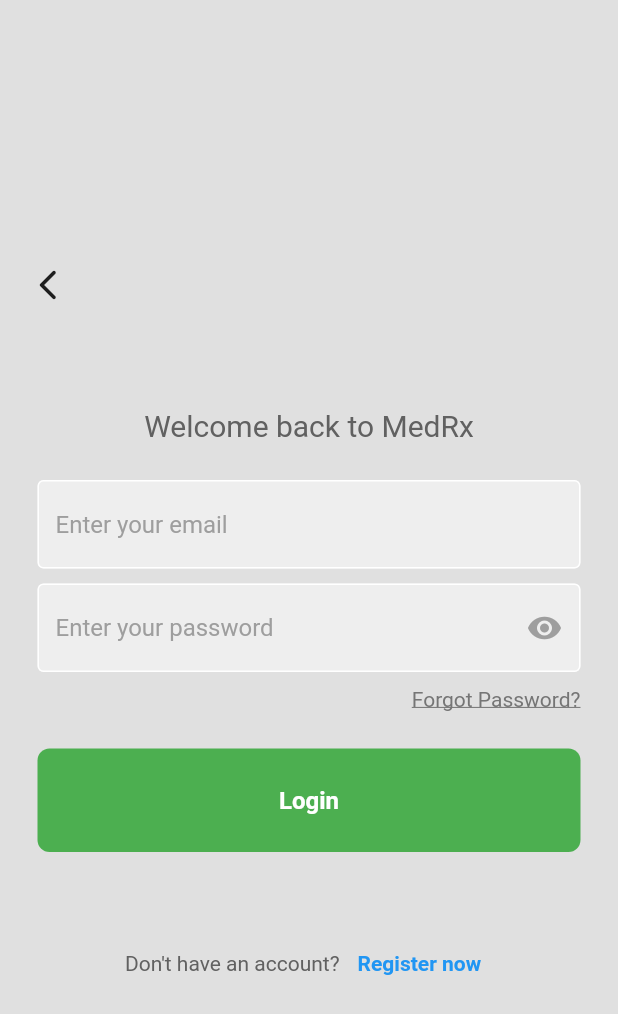
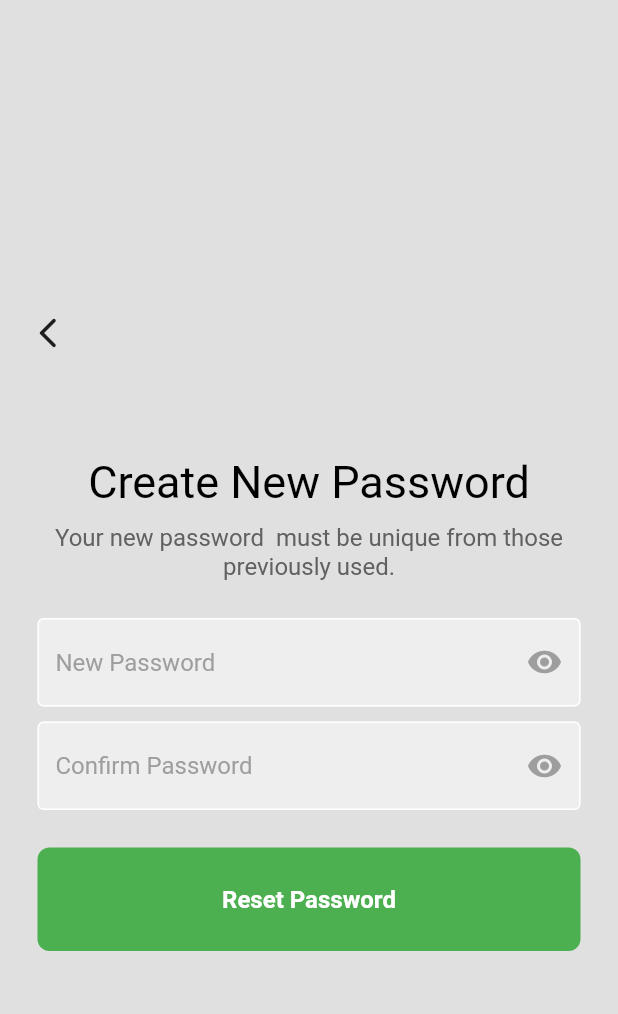
Before and after one commit to johndelphi/medfastgo, a Flutter app: the screen it shows after launch, after a tap on "Already Have an Account", on a phone screen of 412 x 824 dp. Shown: the top 1014 px of the screen. Run offline on Flutter 3.47's test engine with Material 2 defaults, Android fonts, the light colour scheme and no system bars; our stand-ins replace firebase_auth, firebase_core; accounts and stored records are empty; network calls fail.

Commit message:
change password logic

```diff
--- a/lib/main.dart
+++ b/lib/main.dart
@@ -1,11 +1,13 @@
 import 'package:flutter/material.dart';
 import 'package:medfastgo/pages/Home_Page.dart';
 import 'package:medfastgo/pages/Login_page.dart';
+import 'package:medfastgo/pages/change_password.dart';
 import 'package:medfastgo/pages/signUp.dart';
 import 'package:medfastgo/pages/inventory_page.dart';
 import 'package:medfastgo/pages/splash_screen.dart';
 import 'package:medfastgo/pages/forgotPassword.dart';
 import 'package:firebase_core/firebase_core.dart';
+import 'package:medfastgo/pages/successfulPassword.dart';
 import 'firebase_options.dart';
 import 'package:medfastgo/pages/brand_intro.dart';
 void main() async {
@@ -33,6 +35,8 @@
         '/signUp': (context) => signUpPage(),
         '/invent': (context) => InventoryPage(),
         '/password':(context) => forgotPassword(),
+        '/change':(context) => ChangePassword(),
+        '/success':(context) => SuccessfulPassword(),
       },
     );
   }
--- a/lib/pages/brand_intro.dart
+++ b/lib/pages/brand_intro.dart
@@ -157,7 +157,7 @@
           const SizedBox(height: 10),
           ElevatedButton(
             onPressed: () {
-              Navigator.pushNamed(context, '/login');
+              Navigator.pushNamed(context, '/change');
             },
             style: ElevatedButton.styleFrom(
               backgroundColor: Colors.green,
--- /dev/null
+++ b/lib/pages/change_password.dart
@@ -0,0 +1,147 @@
+import 'package:flutter/material.dart';
+import 'package:medfastgo/pages/components/my_button.dart';
+import 'package:medfastgo/pages/components/my_textfield.dart';
+
+class ChangePassword extends StatelessWidget {
+  ChangePassword({super.key});
+
+  //password controller
+  final passwordController = TextEditingController();
+  final confirmController = TextEditingController();
+  //reset password method
+
+ void resetPassword(BuildContext context) {
+  // Get the values from the password and confirm password controllers
+  String newPassword = passwordController.text;
+  String confirmPassword = confirmController.text;
+
+  // Check if the passwords match
+  if (newPassword == confirmPassword) {
+    // Passwords match, proceed with the password reset logic here
+
+    // For example, you can show a success message and navigate to another screen:
+    showDialog(
+      context: context,
+      builder: (context) {
+        return AlertDialog(
+          title: Text('Password Reset'),
+          content: Text('Password reset successful.'),
+          actions: <Widget>[
+            ElevatedButton(
+              onPressed: () {
+                // Close the dialog
+                Navigator.of(context).pop();
+
+                // Navigate to the '\success' page
+                Navigator.pushNamed(context, '/success');
+              },
+              child: Text('OK'),
+            ),
+          ],
+        );
+      },
+    );
+  } else {
+    // Passwords don't match, show an error message
+    showDialog(
+      context: context,
+      builder: (context) {
+        return AlertDialog(
+          title: Text('Password Mismatch'),
+          content: Text('The entered passwords do not match.'),
+          actions: <Widget>[
+            ElevatedButton(
+              onPressed: () {
+                // Close the dialog
+                Navigator.of(context).pop();
+              },
+              child: Text('OK'),
+            ),
+          ],
+        );
+      },
+    );
+  }
+}
+
+
+
+  @override
+  Widget build(BuildContext context) {
+    return Scaffold(
+      backgroundColor: Colors.grey[300],
+      body: SafeArea(
+        child: Center(
+          child: SingleChildScrollView(
+            child: Column(
+              children: [
+                //back button
+                Padding(
+                  padding: const EdgeInsets.all(8.0),
+                  child: Align(
+                    alignment: Alignment.topLeft,
+                    child: IconButton(
+                      icon: Icon(Icons.arrow_back_ios_new_rounded),
+                      onPressed: () {
+                        Navigator.of(context).pop();
+                      },
+                    ),
+                  ),
+                ),
+
+                const SizedBox(height: 50),
+
+                //Create new password
+                Text(
+                  'Create New Password',
+                  style: TextStyle(
+                    color: Colors.black,
+                    fontSize: 30,
+                  ),
+                  textAlign: TextAlign.center,
+                ),
+
+                const SizedBox(height: 10),
+
+                //password must be unique
+                Text(
+                  'Your new password  must be unique from those previously used.',
+                  style: TextStyle(
+                    color: Colors.grey[700],
+                    fontSize: 16,
+                  ),
+                  textAlign: TextAlign.center, // Center the text
+                ),
+                const SizedBox(height: 25),
+
+                //New password textfield
+                MyTextField(
+                  controller: passwordController,
+                  hintText: 'New Password'
+                ),
+
+                const SizedBox(height: 10),
+
+
+                //confirm password textfield
+                MyTextField(
+                  controller: confirmController,
+                  hintText: 'Confirm Password'
+                ),
+
+                const SizedBox(height: 25),
+
+                //reset password button
+                MyButton(onTap: () {
+                  resetPassword(context);
+                }, buttonText: "Reset Password",
+                ),
+              ],
+            ),
+          ),
+        ),
+      ),
+
+    );
+  }
+}
--- a/pubspec.yaml
+++ b/pubspec.yaml
@@ -68,6 +68,7 @@
   - lib/assets/medicine_time.png
   - lib/assets/google.png
   - lib/assets/apple.png
+  - lib/assets/Successmark.png
   #   - images/a_dot_burr.jpeg
   #   - images/a_dot_ham.jpeg
 
```
Also changed, not shown: lib/pages/successfulPassword.dart (added, +53 -0 lines), lib/assets/Successmark.png (added).
